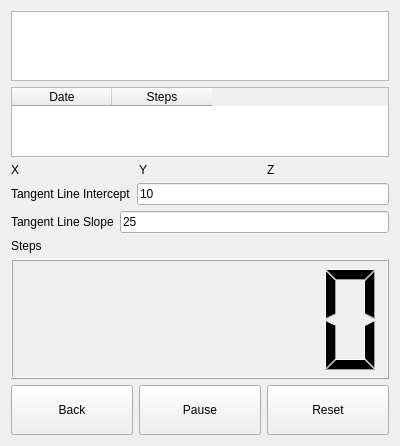
Above: dlgsteps.ui from ic005k/Knot-Legacy before the change. Below: the same form after it.
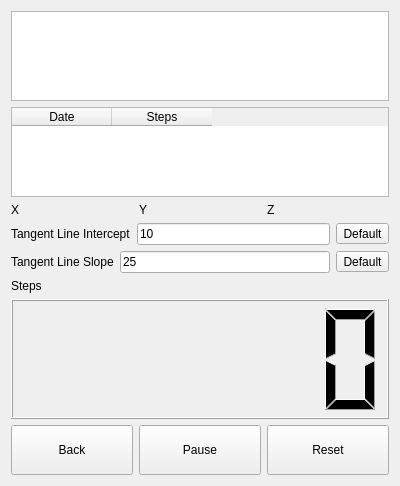
That is the form after the change.

Diff of the .ui file:
```diff
--- a/dlgsteps.ui
+++ b/dlgsteps.ui
@@ -7,7 +7,7 @@
     <x>0</x>
     <y>0</y>
     <width>400</width>
-    <height>442</height>
+    <height>486</height>
    </rect>
   </property>
   <property name="windowTitle">
@@ -94,6 +94,13 @@
        </property>
       </widget>
      </item>
+     <item>
+      <widget class="QToolButton" name="btnDefaultIntercept">
+       <property name="text">
+        <string>Default</string>
+       </property>
+      </widget>
+     </item>
     </layout>
    </item>
    <item row="2" column="0">
@@ -137,6 +144,13 @@
        </property>
       </widget>
      </item>
+     <item>
+      <widget class="QToolButton" name="btnDefaultSlope">
+       <property name="text">
+        <string>Default</string>
+       </property>
+      </widget>
+     </item>
     </layout>
    </item>
    <item row="5" column="0">
```
